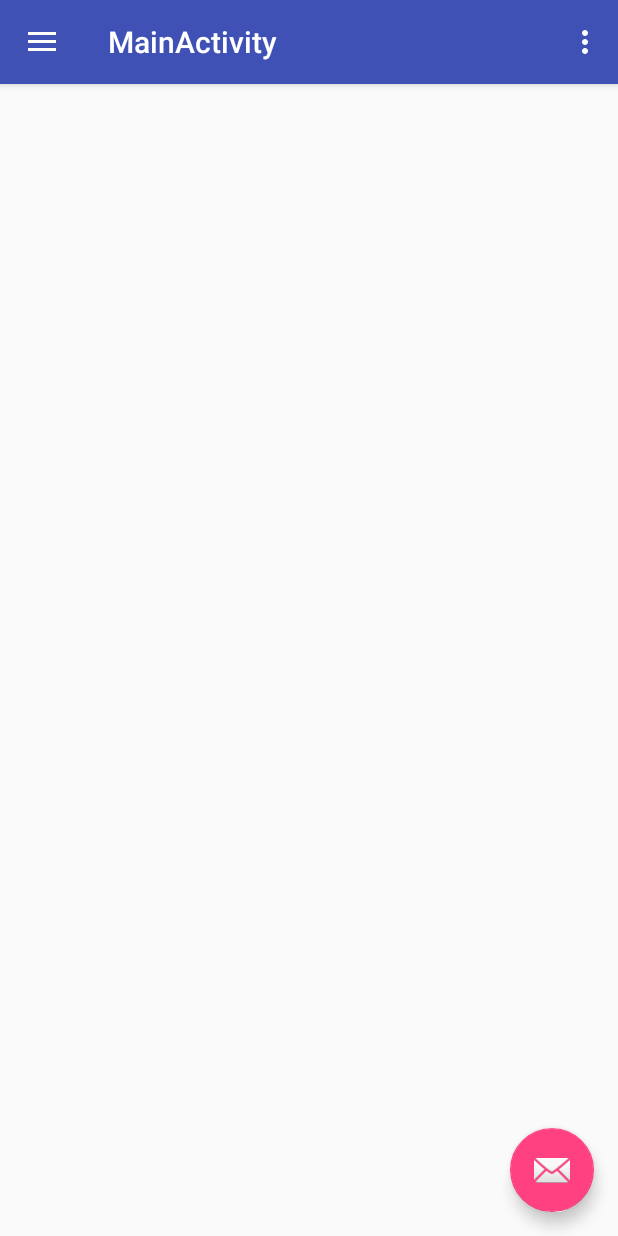
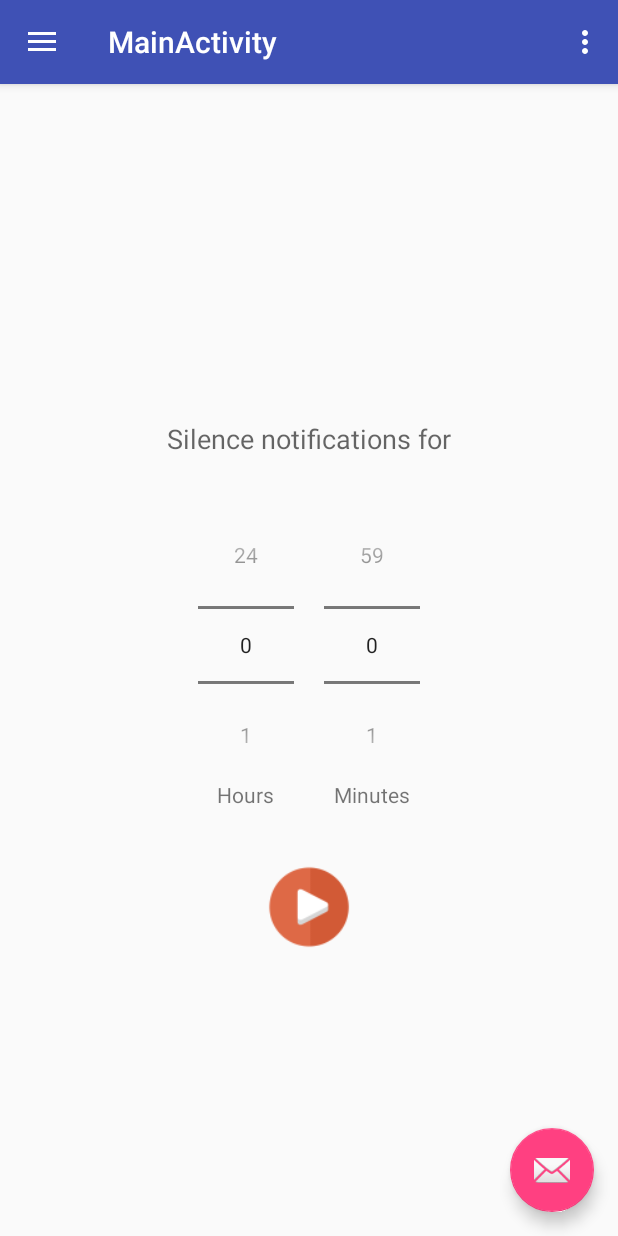
Before and after one commit to sgzmd/silencer, an Android app: the screen it shows after launch (MainActivity), after a tap on "Silence now", on a phone screen of 412 x 824 dp. Run offline under Robolectric (Android 15) with nearby library versions, the phone set to English and light mode, and no system bars; 1 other tap on this screen came first.

Commit message:
Timed silence fragment created

```diff
--- a/app/src/main/java/info/romankirillov/silencer/MainActivity.java
+++ b/app/src/main/java/info/romankirillov/silencer/MainActivity.java
@@ -1,5 +1,7 @@
 package info.romankirillov.silencer;
 
+import android.app.FragmentManager;
+import android.app.FragmentTransaction;
 import android.os.Bundle;
 import android.support.design.widget.FloatingActionButton;
 import android.support.design.widget.Snackbar;
@@ -12,6 +14,8 @@ import android.support.v7.app.AppCompatActivity;
 import android.support.v7.widget.Toolbar;
 import android.view.Menu;
 import android.view.MenuItem;
+
+import info.romankirillov.silencer.fragments.TimedSilenceFragment;
 
 public class MainActivity extends AppCompatActivity
         implements NavigationView.OnNavigationItemSelectedListener {
@@ -80,11 +84,16 @@ public class MainActivity extends AppCompatActivity
         // Handle navigation view item clicks here.
         int id = item.getItemId();
 
-        if (id == R.id.nav_camera) {
+        if (id == R.id.nav_silence_timed) {
+            FragmentManager fragmentManager = getFragmentManager();
+            FragmentTransaction fragmentTransaction = fragmentManager.beginTransaction();
+            fragmentTransaction.replace(R.id.main_content_frame, new TimedSilenceFragment());
+            fragmentTransaction.commit();
+
             // Handle the camera action
-        } else if (id == R.id.nav_gallery) {
+        } else if (id == R.id.nav_silence_location) {
 
-        } else if (id == R.id.nav_slideshow) {
+        } else if (id == R.id.nav_silence_schedule) {
 
         } else if (id == R.id.nav_share) {
 
--- /dev/null
+++ b/app/src/main/java/info/romankirillov/silencer/fragments/TimedSilenceFragment.java
@@ -0,0 +1,57 @@
+package info.romankirillov.silencer.fragments;
+
+import android.app.Fragment;
+import android.os.Bundle;
+import android.support.annotation.Nullable;
+import android.text.format.DateUtils;
+import android.view.LayoutInflater;
+import android.view.View;
+import android.view.ViewGroup;
+import android.widget.NumberPicker;
+import android.widget.TextView;
+
+import info.romankirillov.silencer.R;
+
+public class TimedSilenceFragment extends Fragment implements NumberPicker.OnValueChangeListener {
+    private NumberPicker numberPickerHours;
+    private NumberPicker numberPickerMinutes;
+
+    private int selectedSilenceMinutes = 0;
+
+    @Override
+    public void onActivityCreated(Bundle savedInstanceState) {
+        super.onActivityCreated(savedInstanceState);
+
+        numberPickerHours = (NumberPicker) getActivity().findViewById(R.id.number_picker_hours);
+        numberPickerMinutes = (NumberPicker) getActivity().findViewById(R.id.number_picker_minutes);
+
+        numberPickerHours.setMinValue(0);
+        numberPickerHours.setMaxValue(24);
+
+        numberPickerMinutes.setMinValue(0);
+        numberPickerMinutes.setMaxValue(59);
+
+        numberPickerHours.setOnValueChangedListener(this);
+        numberPickerMinutes.setOnValueChangedListener(this);
+    }
+
+    @Override
+    public void onCreate(Bundle savedInstanceState) {
+        super.onCreate(savedInstanceState);
+    }
+
+    @Nullable
+    @Override
+    public View onCreateView(LayoutInflater inflater, ViewGroup container, Bundle savedInstanceState) {
+        return inflater.inflate(R.layout.fragment_timed_silence, container, false);
+    }
+
+    @Override
+    public void onValueChange(NumberPicker numberPicker, int oldVal, int newVal) {
+        recalculateSilence();
+    }
+
+    private void recalculateSilence() {
+        selectedSilenceMinutes = numberPickerHours.getValue() * 60 + numberPickerMinutes.getValue();
+    }
+}
--- a/app/src/main/res/layout/content_main.xml
+++ b/app/src/main/res/layout/content_main.xml
@@ -10,6 +10,7 @@
     android:paddingTop="@dimen/activity_vertical_margin"
     app:layout_behavior="@string/appbar_scrolling_view_behavior"
     tools:context="info.romankirillov.silencer.MainActivity"
-    tools:showIn="@layout/app_bar_main">
+    tools:showIn="@layout/app_bar_main"
+    android:id="@+id/main_content_frame">
 
 </RelativeLayout>
--- /dev/null
+++ b/app/src/main/res/layout/fragment_timed_silence.xml
@@ -0,0 +1,78 @@
+<?xml version="1.0" encoding="utf-8"?>
+<RelativeLayout xmlns:android="http://schemas.android.com/apk/res/android"
+                android:layout_width="match_parent"
+                android:layout_height="match_parent">
+
+    <TextView
+        android:id="@+id/textView2"
+        android:layout_width="wrap_content"
+        android:layout_height="wrap_content"
+        android:text="Silence notifications for"
+        android:textAppearance="?android:attr/textAppearanceMedium"
+        android:layout_above="@+id/linearLayout"
+        android:layout_centerHorizontal="true"
+        android:layout_marginBottom="25dp"/>
+
+    <LinearLayout
+        android:layout_width="wrap_content"
+        android:layout_height="wrap_content"
+        android:layout_centerHorizontal="true"
+        android:layout_centerVertical="true"
+        android:orientation="horizontal"
+        android:id="@+id/linearLayout">
+
+        <RelativeLayout
+            android:layout_width="wrap_content"
+            android:layout_height="wrap_content"
+            android:orientation="vertical"
+            android:padding="10dp">
+
+            <NumberPicker
+                android:layout_width="wrap_content"
+                android:layout_height="wrap_content"
+                android:id="@+id/number_picker_hours"/>
+
+            <TextView
+                android:layout_width="wrap_content"
+                android:layout_height="wrap_content"
+                android:text="Hours"
+                android:layout_centerHorizontal="true"
+                android:layout_below="@id/number_picker_hours"/>
+
+        </RelativeLayout>
+
+        <RelativeLayout
+            android:layout_width="wrap_content"
+            android:layout_height="wrap_content"
+            android:orientation="vertical"
+            android:gravity="center_horizontal"
+            android:padding="10dp">
+
+            <NumberPicker
+                android:layout_width="wrap_content"
+                android:layout_height="wrap_content"
+                android:id="@+id/number_picker_minutes"/>
+
+            <TextView
+                android:layout_width="wrap_content"
+                android:layout_height="wrap_content"
+                android:text="Minutes"
+                android:layout_centerHorizontal="true"
+                android:layout_below="@id/number_picker_minutes"/>
+
+        </RelativeLayout>
+
+
+    </LinearLayout>
+
+    <ImageView
+        android:layout_width="60dp"
+        android:layout_height="60dp"
+        android:id="@+id/imageView2"
+        android:src="@mipmap/ic_go"
+        android:layout_below="@+id/linearLayout"
+        android:layout_centerHorizontal="true"
+        android:layout_marginTop="25dp"/>
+
+
+</RelativeLayout>
--- a/app/src/main/res/menu/activity_main_drawer.xml
+++ b/app/src/main/res/menu/activity_main_drawer.xml
@@ -3,15 +3,15 @@
 
     <group android:checkableBehavior="single">
         <item
-            android:id="@+id/nav_camera"
-            android:icon="@drawable/ic_silent_mode"
+            android:id="@+id/nav_silence_timed"
+            android:icon="@drawable/ic_silence_timed"
             android:title="Silence now" />
         <item
-            android:id="@+id/nav_gallery"
+            android:id="@+id/nav_silence_location"
             android:icon="@drawable/ic_silence_location"
             android:title="Location" />
         <item
-            android:id="@+id/nav_slideshow"
+            android:id="@+id/nav_silence_schedule"
             android:icon="@drawable/ic_silcence_schedule"
             android:title="Schedule" />
     </group>
--- a/app/src/main/res/values/drawables.xml
+++ b/app/src/main/res/values/drawables.xml
@@ -1,7 +1,7 @@
 <resources xmlns:android="http://schemas.android.com/apk/res/android">
-    <item name="ic_silent_mode" type="drawable">@android:drawable/ic_lock_silent_mode</item>
-    <item name="ic_menu_gallery" type="drawable">@android:drawable/ic_menu_gallery</item>
-    <item name="ic_menu_slideshow" type="drawable">@android:drawable/ic_menu_slideshow</item>
+    <item name="ic_menu_silent" type="drawable">@android:drawable/ic_lock_silent_mode</item>
+    <item name="ic_menu_location" type="drawable">@android:drawable/ic_menu_mylocation</item>
+    <item name="ic_menu_schedule" type="drawable">@android:drawable/ic_menu_recent_history</item>
     <item name="ic_menu_manage" type="drawable">@android:drawable/ic_menu_manage</item>
     <item name="ic_menu_share" type="drawable">@android:drawable/ic_menu_share</item>
     <item name="ic_menu_send" type="drawable">@android:drawable/ic_menu_send</item>
```
Also changed, not shown: app/src/main/ic_go-web.png (added), app/src/main/res/drawable-hdpi/ic_silence_timed.png (added), app/src/main/res/drawable-mdpi/ic_silence_timed.png (added), app/src/main/res/drawable-xhdpi/ic_silence_timed.png (added), app/src/main/res/drawable-xxhdpi/ic_silence_timed.png (added), app/src/main/res/mipmap-hdpi/ic_go.png (added), app/src/main/res/mipmap-mdpi/ic_go.png (added), app/src/main/res/mipmap-xhdpi/ic_go.png (added), app/src/main/res/mipmap-xxhdpi/ic_go.png (added), app/src/main/res/mipmap-xxxhdpi/ic_go.png (added).
